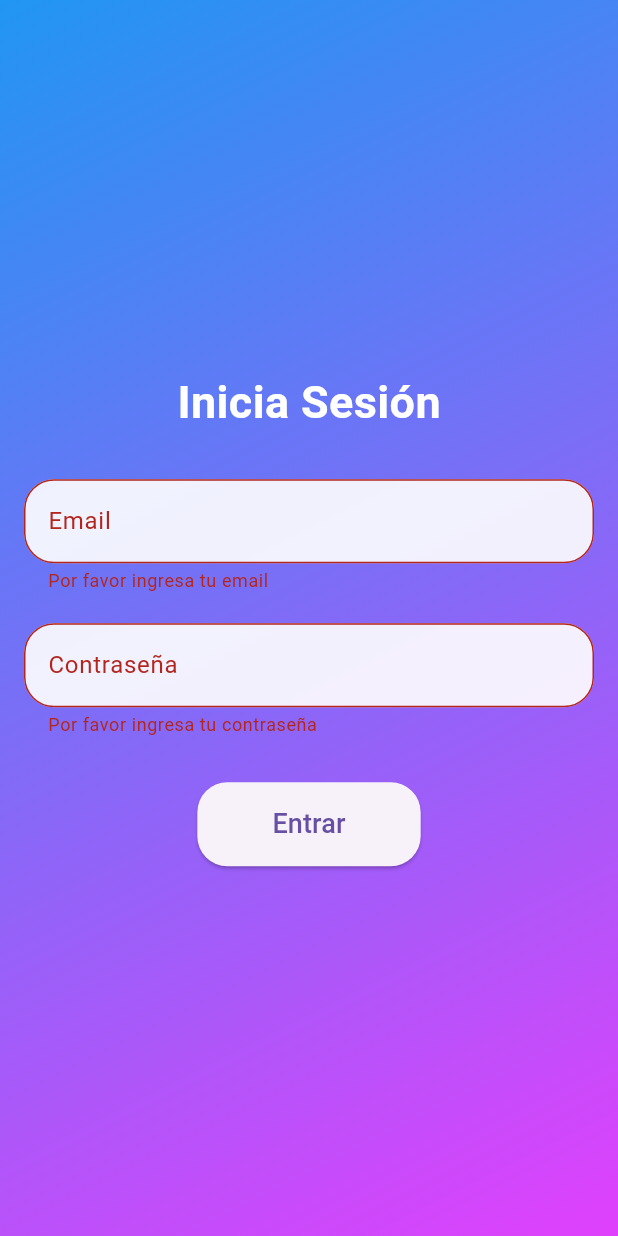
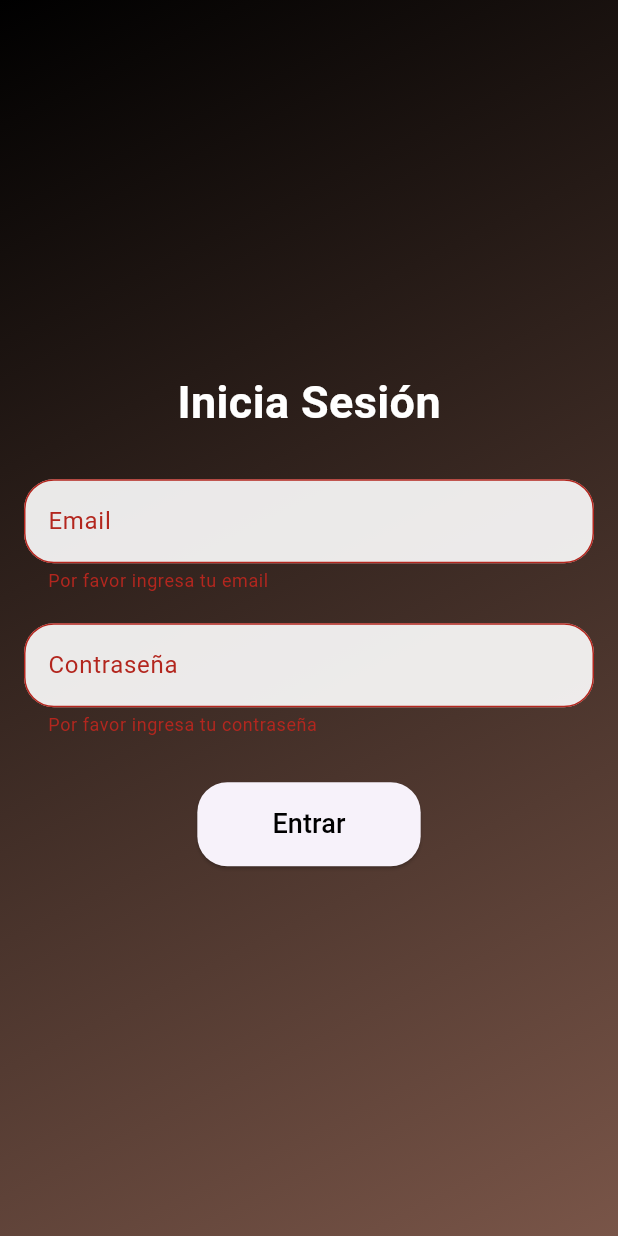
Before and after one commit to HerminioEz/HMI, a Flutter app: the screen it shows after launch, after a tap on "Entrar", on a phone screen of 412 x 824 dp. Run offline on Flutter 3.47's test engine with Material 3 defaults, Android fonts, the phone set to English and light mode, and no system bars.

Commit message:
Añadida main_screen.dart
- data.json contiene los datos
- modificada la manera de login
- error en la imagen de fondo

```diff
--- a/hmi_1/lib/login_screen.dart
+++ b/hmi_1/lib/login_screen.dart
@@ -1,4 +1,7 @@
 import 'package:flutter/material.dart';
+import 'main_screen.dart';
+import 'dart:convert';
+import 'package:flutter/services.dart' show rootBundle;
 
 class LoginScreen extends StatefulWidget {
   @override
@@ -9,13 +12,45 @@ class LoginScreenState extends State<LoginScreen> {
   final formKey = GlobalKey<FormState>();
   String email = '';
   String password = '';
+  Map<String, String> users = {};
+
+  @override
+  void initState() {
+    super.initState();
+    loadUserData();
+  }
+
+  Future<void> loadUserData() async {
+    final String response = await rootBundle.loadString('assets/data.json');
+    final List<dynamic> data = json.decode(response);
+    setState(() {
+      users = {for (var user in data) user['email']: user['password']};
+    });
+  }
 
   void _submit() {
     if (formKey.currentState!.validate()) {
       formKey.currentState!.save();
-      Navigator.of(context).pushReplacement(
-        MaterialPageRoute(builder: (context) => MainScreen()),
-      );
+      if (users.containsKey(email) && users[email] == password) {
+        Navigator.of(context).pushReplacement(
+          MaterialPageRoute(builder: (context) => MainScreen()),
+        );
+      } else {
+        showDialog(
+          context: context,
+          builder: (context) => AlertDialog(
+            title: Text('Error'),
+            content: Text(
+                'Credenciales incorrectas. Por favor, inténtalo de nuevo.'),
+            actions: [
+              TextButton(
+                onPressed: () => Navigator.of(context).pop(),
+                child: Text('OK'),
+              ),
+            ],
+          ),
+        );
+      }
     }
   }
 
@@ -25,7 +60,7 @@ class LoginScreenState extends State<LoginScreen> {
       body: Container(
         decoration: BoxDecoration(
           gradient: LinearGradient(
-            colors: [Colors.blue, Colors.purpleAccent],
+            colors: [Colors.black, Colors.brown],
             begin: Alignment.topLeft,
             end: Alignment.bottomRight,
           ),
@@ -64,7 +99,7 @@ class LoginScreenState extends State<LoginScreen> {
                       return null;
                     },
                     onSaved: (value) {
-                      email = value!;
+                      email = value ?? ''; // Maneja el caso de null
                     },
                   ),
                   SizedBox(height: 20),
@@ -85,7 +120,7 @@ class LoginScreenState extends State<LoginScreen> {
                       return null;
                     },
                     onSaved: (value) {
-                      password = value!;
+                      password = value ?? ''; // Maneja el caso de null
                     },
                   ),
                   SizedBox(height: 30),
@@ -100,7 +135,8 @@ class LoginScreenState extends State<LoginScreen> {
                     onPressed: _submit,
                     child: Text(
                       'Entrar',
-                      style: TextStyle(fontSize: 18),
+                      style: TextStyle(
+                          fontSize: 18, color: Color.fromARGB(255, 0, 0, 0)),
                     ),
                   ),
                 ],
@@ -112,30 +148,3 @@ class LoginScreenState extends State<LoginScreen> {
     );
   }
 }
-
-class MainScreen extends StatelessWidget {
-  @override
-  Widget build(BuildContext context) {
-    return Scaffold(
-      body: Container(
-        alignment: Alignment.center,
-        decoration: BoxDecoration(
-          gradient: LinearGradient(
-            colors: [Colors.teal, Colors.greenAccent],
-            begin: Alignment.topRight,
-            end: Alignment.bottomLeft,
-          ),
-        ),
-        child: Text(
-          '¡Bienvenido a la Pantalla Principal!',
-          style: TextStyle(
-            fontSize: 28,
-            fontWeight: FontWeight.bold,
-            color: Colors.white,
-          ),
-          textAlign: TextAlign.center,
-        ),
-      ),
-    );
-  }
-}
--- a/hmi_1/lib/main.dart
+++ b/hmi_1/lib/main.dart
@@ -8,7 +8,7 @@ class MyApp extends StatelessWidget {
   Widget build(BuildContext context) {
     return MaterialApp(
       debugShowCheckedModeBanner: false,
-      title: 'Flutter App',
+      title: 'Vinilos_HT',
       theme: ThemeData(
         primarySwatch: Colors.blue,
       ),
--- a/hmi_1/lib/welcome_screen.dart
+++ b/hmi_1/lib/welcome_screen.dart
@@ -45,13 +45,13 @@ class WelcomeScreenState extends State<WelcomeScreen> {
               mainAxisAlignment: MainAxisAlignment.center,
               children: [
                 Text(
-                  '¡Bienvenido!',
+                  'VINILOS_HT',
                   style: TextStyle(
                     fontSize: 40,
                     fontWeight: FontWeight.bold,
                     foreground: Paint()
                       ..shader = LinearGradient(
-                        colors: [Colors.blue, Colors.greenAccent],
+                        colors: [Colors.white, Colors.brown],
                       ).createShader(Rect.fromLTWH(0, 0, 200, 70)),
                   ),
                 ),
--- a/hmi_1/pubspec.yaml
+++ b/hmi_1/pubspec.yaml
@@ -25,3 +25,5 @@ flutter:
   uses-material-design: true
   assets:
     - assets/download.jpeg
+    - assets/m_b.jpg
+    - assets/data.json
```
Also changed, not shown: hmi_1/assets/data.json (added, +18 -0 lines), hmi_1/lib/main_screen.dart (added, +43 -0 lines), hmi_1/lib/profile_screen.dart (added, +52 -0 lines), hmi_1/assets/download.jpeg (renamed from hmi_1/lib/assets/download.jpeg), hmi_1/assets/m_b.jpg (added).
